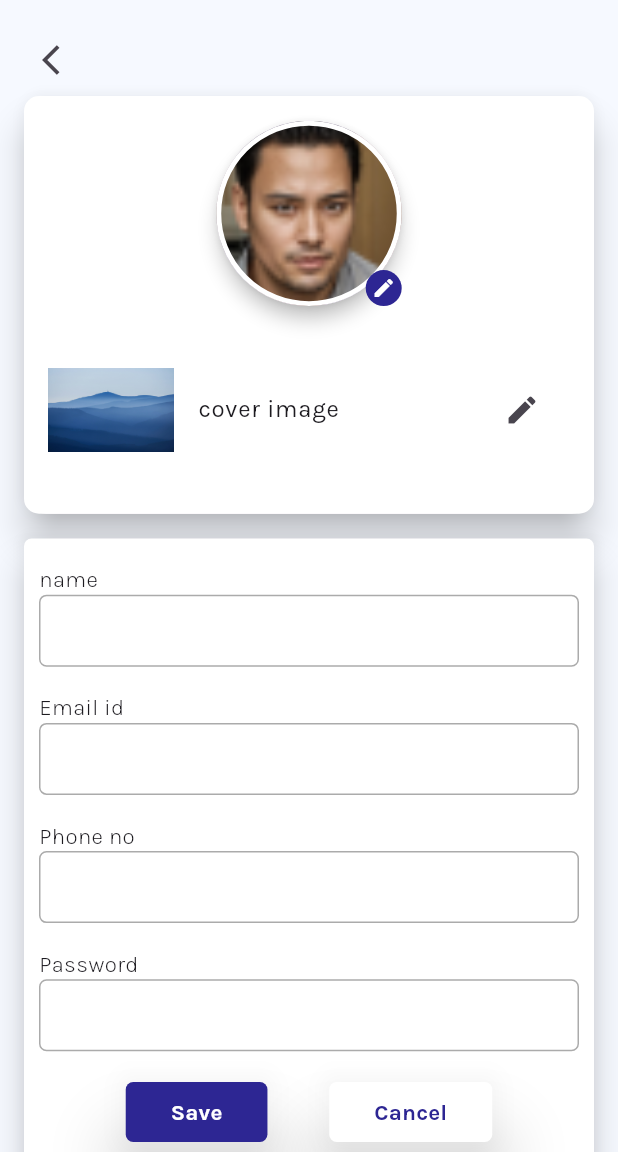
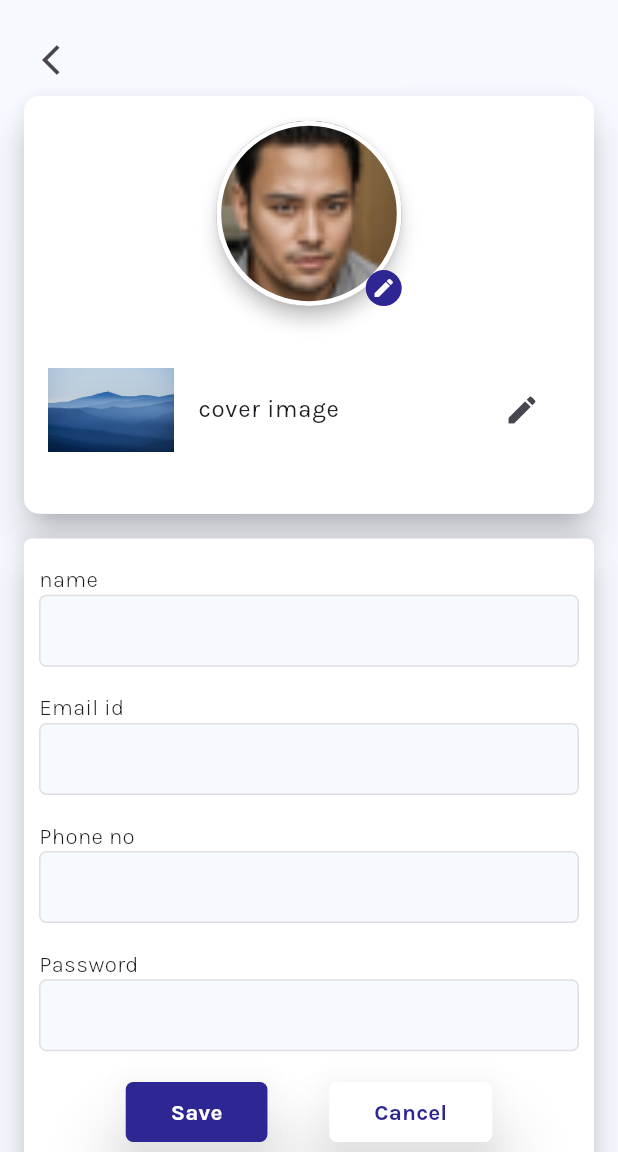
Before and after one commit to auxzon/iroofing, a Flutter app: the ProfilescreenEdit screen opened directly, on a phone screen of 412 x 824 dp, the part 84-1236 px from its top. Run offline on Flutter 3.47's test engine with Material 3 defaults, Android fonts, the phone set to English and light mode, and no system bars; our stand-ins replace fluttertoast, get, google_fonts, photo_view; network calls fail.

Commit message:
iroofing 1 state

```diff
--- a/lib/common/Color/Colordata.dart
+++ b/lib/common/Color/Colordata.dart
@@ -4,7 +4,7 @@ class ColorData {
   static final maincolor = Color(0xFF2D2693);
   static final whitecolor = Color(0xFFFFFFFF);
   static final bgcolor = Color(0xFFF6F9FF);
-  static final textfieldunfocuscolor = Color(0xFFABABAB);
+  static final textfieldunfocuscolor = Color(0xFFE0E0E0);
   static final textfieldfocuscolor = Color(0xFF4E50C9);
   static final buttoncolor = Color(0xFFFFFFFF);
   static final buttontextcolor = Color(0xFF3C3EC3);
--- a/lib/common/text/textdata.dart
+++ b/lib/common/text/textdata.dart
@@ -13,6 +13,9 @@ class TextThemedel extends StatelessWidget {
     this.textAlign,
     this.decoration,
     this.textoverflow,
+    this.textDecorationStyle,
+    this.textDecorationthickness,
+    this.textDecorationcolor,
   });
 
   final String text;
@@ -23,6 +26,9 @@ class TextThemedel extends StatelessWidget {
   final TextAlign? textAlign;
   final TextDecoration? decoration;
   final TextOverflow? textoverflow;
+  final TextDecorationStyle? textDecorationStyle;
+  final double? textDecorationthickness;
+  final Color? textDecorationcolor;
 
   @override
   Widget build(BuildContext context) {
@@ -34,7 +40,10 @@ class TextThemedel extends StatelessWidget {
         fontSize: fontSize,
         color: color,
         fontWeight: fontWeight,
+        decorationStyle: textDecorationStyle,
         letterSpacing: letterSpacing,
+        decorationColor: textDecorationcolor,
+        decorationThickness: textDecorationthickness,
         decoration: decoration,
       ),
     );
--- a/lib/presentation/profile_edit/ui/profilescreenedit.dart
+++ b/lib/presentation/profile_edit/ui/profilescreenedit.dart
@@ -171,6 +171,7 @@ class ProfilescreenEdit extends StatelessWidget {
                           ),
                           CommonTextField(
                             controller: name,
+                            fillcolor: ColorData.bgcolor,
                             contentpadding: 10,
                             border: 5,
                             enableborder: 5,
@@ -192,6 +193,7 @@ class ProfilescreenEdit extends StatelessWidget {
                           ),
                           CommonTextField(
                             controller: email,
+                            fillcolor: ColorData.bgcolor,
                             contentpadding: 10,
                             border: 5,
                             enableborder: 5,
@@ -213,6 +215,7 @@ class ProfilescreenEdit extends StatelessWidget {
                           ),
                           CommonTextField(
                             controller: phone,
+                            fillcolor: ColorData.bgcolor,
                             contentpadding: 10,
                             border: 5,
                             enableborder: 5,
@@ -234,6 +237,7 @@ class ProfilescreenEdit extends StatelessWidget {
                           ),
                           CommonTextField(
                             controller: pass,
+                            fillcolor: ColorData.bgcolor,
                             contentpadding: 10,
                             border: 5,
                             enableborder: 5,
```
Also changed, not shown: lib/presentation/create_estimation/ui/estimationscreen.dart (+15 -22 lines), lib/presentation/sitevisitassignment_details/ui/siteassignment_details.dart (+12 -24 lines).
